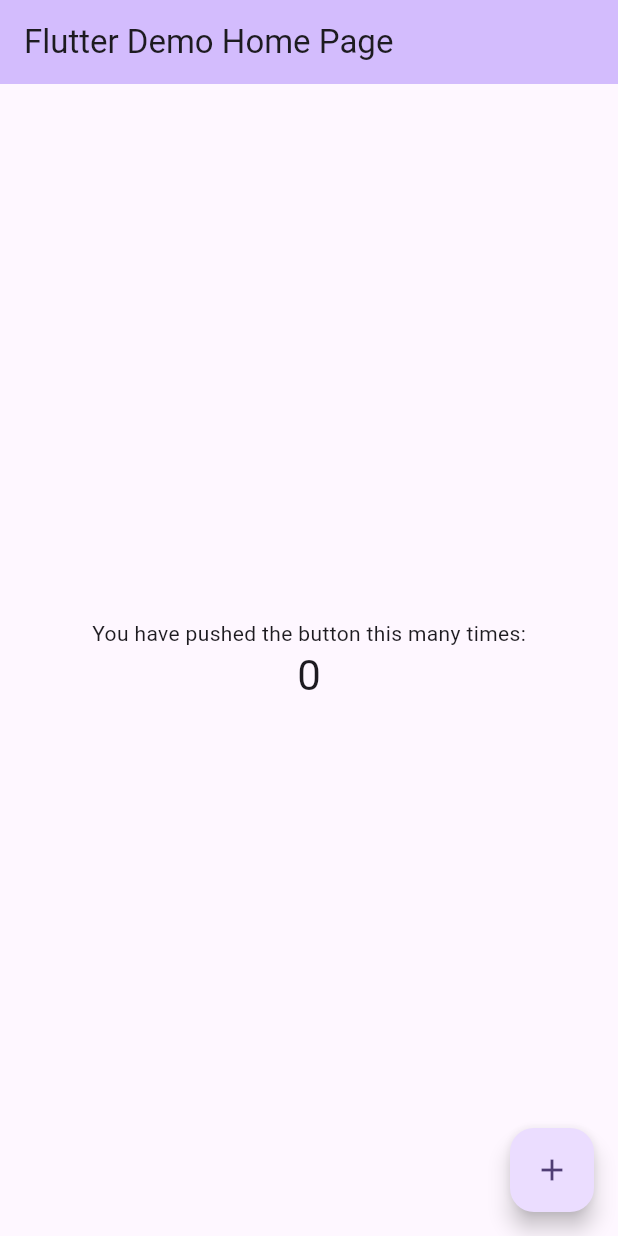
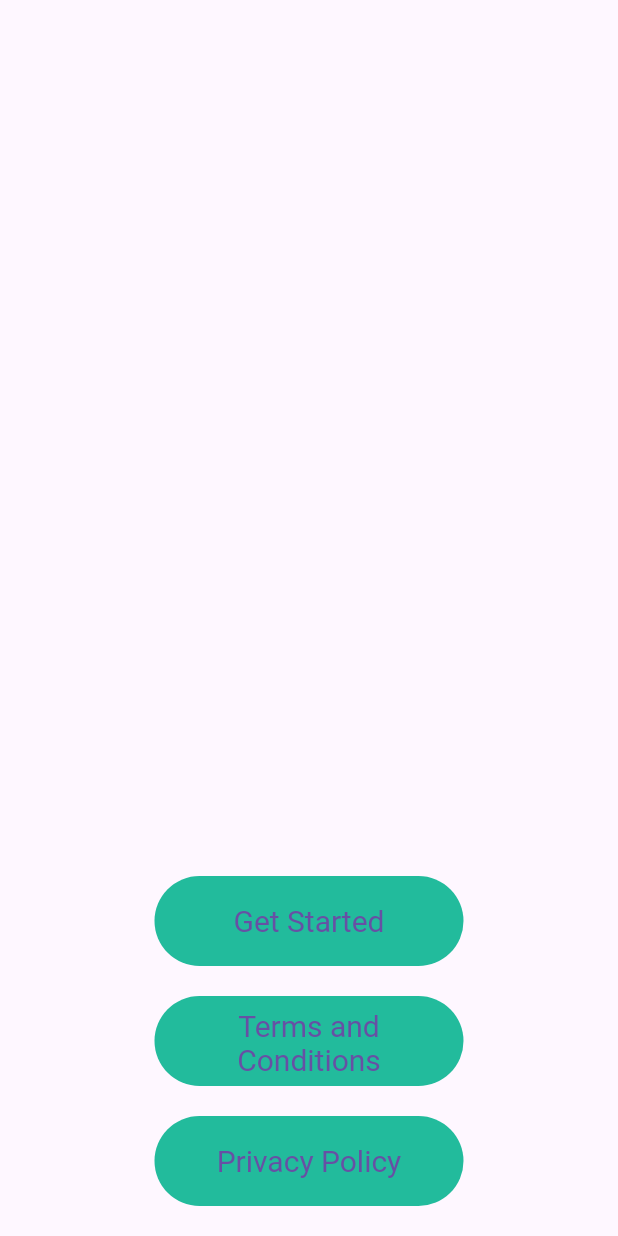
Before and after one commit to RinaZavr/transport, a Flutter app: the screen it shows after launch, on a phone screen of 412 x 824 dp. Run offline on Flutter 3.47's test engine with Material 3 defaults, Android fonts, the phone set to English and light mode, and no system bars; our stand-ins replace animated_splash_screen.

Commit message:
Added splashscreen and auth

```diff
--- a/lib/main.dart
+++ b/lib/main.dart
@@ -1,4 +1,6 @@
+import 'package:animated_splash_screen/animated_splash_screen.dart';
 import 'package:flutter/material.dart';
+import 'package:transport/ui/auth/screens/auth_screen.dart';
 
 void main() {
   runApp(const MyApp());
@@ -7,119 +9,32 @@
 class MyApp extends StatelessWidget {
   const MyApp({super.key});
 
-  // This widget is the root of your application.
   @override
   Widget build(BuildContext context) {
     return MaterialApp(
-      title: 'Flutter Demo',
       theme: ThemeData(
-        // This is the theme of your application.
-        //
-        // TRY THIS: Try running your application with "flutter run". You'll see
-        // the application has a purple toolbar. Then, without quitting the app,
-        // try changing the seedColor in the colorScheme below to Colors.green
-        // and then invoke "hot reload" (save your changes or press the "hot
-        // reload" button in a Flutter-supported IDE, or press "r" if you used
-        // the command line to start the app).
-        //
-        // Notice that the counter didn't reset back to zero; the application
-        // state is not lost during the reload. To reset the state, use hot
-        // restart instead.
-        //
-        // This works for code too, not just values: Most code changes can be
-        // tested with just a hot reload.
-        colorScheme: ColorScheme.fromSeed(seedColor: Colors.deepPurple),
-        useMaterial3: true,
+        textTheme: TextTheme(
+        ),
+        textButtonTheme: TextButtonThemeData(
+          style: TextButton.styleFrom(
+            fixedSize: Size(MediaQuery.of(context).size.width / 2, 60),
+            alignment: Alignment.center,
+            backgroundColor: Color(0xFF22BB9C),
+            textStyle: TextStyle(
+              inherit: false,
+              fontSize: 20,
+              color: Colors.white,
+            ),
+          ),
+        ),
+        primaryColor: const Color(0xFF22BB9C),
       ),
-      home: const MyHomePage(title: 'Flutter Demo Home Page'),
+      home: AnimatedSplashScreen(
+        backgroundColor: const Color(0xFF22BB9C),
+        duration: 1000,
+        splash: const Icon(Icons.travel_explore_rounded, size: 100,),
+        nextScreen: const AuthScreen(),
+      ),
     );
   }
 }
-
-class MyHomePage extends StatefulWidget {
-  const MyHomePage({super.key, required this.title});
-
-  // This widget is the home page of your application. It is stateful, meaning
-  // that it has a State object (defined below) that contains fields that affect
-  // how it looks.
-
-  // This class is the configuration for the state. It holds the values (in this
-  // case the title) provided by the parent (in this case the App widget) and
-  // used by the build method of the State. Fields in a Widget subclass are
-  // always marked "final".
-
-  final String title;
-
-  @override
-  State<MyHomePage> createState() => _MyHomePageState();
-}
-
-class _MyHomePageState extends State<MyHomePage> {
-  int _counter = 0;
-
-  void _incrementCounter() {
-    setState(() {
-      // This call to setState tells the Flutter framework that something has
-      // changed in this State, which causes it to rerun the build method below
-      // so that the display can reflect the updated values. If we changed
-      // _counter without calling setState(), then the build method would not be
-      // called again, and so nothing would appear to happen.
-      _counter++;
-    });
-  }
-
-  @override
-  Widget build(BuildContext context) {
-    // This method is rerun every time setState is called, for instance as done
-    // by the _incrementCounter method above.
-    //
-    // The Flutter framework has been optimized to make rerunning build methods
-    // fast, so that you can just rebuild anything that needs updating rather
-    // than having to individually change instances of widgets.
-    return Scaffold(
-      appBar: AppBar(
-        // TRY THIS: Try changing the color here to a specific color (to
-        // Colors.amber, perhaps?) and trigger a hot reload to see the AppBar
-        // change color while the other colors stay the same.
-        backgroundColor: Theme.of(context).colorScheme.inversePrimary,
-        // Here we take the value from the MyHomePage object that was created by
-        // the App.build method, and use it to set our appbar title.
-        title: Text(widget.title),
-      ),
-      body: Center(
-        // Center is a layout widget. It takes a single child and positions it
-        // in the middle of the parent.
-        child: Column(
-          // Column is also a layout widget. It takes a list of children and
-          // arranges them vertically. By default, it sizes itself to fit its
-          // children horizontally, and tries to be as tall as its parent.
-          //
-          // Column has various properties to control how it sizes itself and
-          // how it positions its children. Here we use mainAxisAlignment to
-          // center the children vertically; the main axis here is the vertical
-          // axis because Columns are vertical (the cross axis would be
-          // horizontal).
-          //
-          // TRY THIS: Invoke "debug painting" (choose the "Toggle Debug Paint"
-          // action in the IDE, or press "p" in the console), to see the
-          // wireframe for each widget.
-          mainAxisAlignment: MainAxisAlignment.center,
-          children: <Widget>[
-            const Text(
-              'You have pushed the button this many times:',
-            ),
-            Text(
-              '$_counter',
-              style: Theme.of(context).textTheme.headlineMedium,
-            ),
-          ],
-        ),
-      ),
-      floatingActionButton: FloatingActionButton(
-        onPressed: _incrementCounter,
-        tooltip: 'Increment',
-        child: const Icon(Icons.add),
-      ), // This trailing comma makes auto-formatting nicer for build methods.
-    );
-  }
-}
--- /dev/null
+++ b/lib/ui/auth/screens/auth_screen.dart
@@ -0,0 +1,57 @@
+import 'package:flutter/material.dart';
+import 'package:transport/ui/travels/screens/travels_screen.dart';
+
+class AuthScreen extends StatelessWidget {
+  const AuthScreen({super.key});
+
+  @override
+  Widget build(BuildContext context) {
+    return Scaffold(
+      body: Center(
+        child: Column(
+          mainAxisAlignment: MainAxisAlignment.end,
+          children: [
+            TextButton(
+              onPressed: () {
+                Navigator.push(
+                  context,
+                  MaterialPageRoute(
+                    builder: (_) => const TravelsScreen(),
+                  ),
+                );
+              },
+              style: TextButton.styleFrom(),
+              child: const Text(
+                'Get Started',
+                textAlign: TextAlign.center,
+              ),
+            ),
+            const SizedBox(
+              height: 20,
+            ),
+            TextButton(
+              onPressed: () {},
+              child: const Text(
+                'Terms and Conditions',
+                textAlign: TextAlign.center,
+              ),
+            ),
+            const SizedBox(
+              height: 20,
+            ),
+            TextButton(
+              onPressed: () {},
+              child: const Text(
+                'Privacy Policy',
+                textAlign: TextAlign.center,
+              ),
+            ),
+            const SizedBox(
+              height: 20,
+            ),
+          ],
+        ),
+      ),
+    );
+  }
+}
--- /dev/null
+++ b/lib/ui/travels/screens/travels_screen.dart
@@ -0,0 +1,29 @@
+import 'package:flutter/material.dart';
+
+class TravelsScreen extends StatefulWidget {
+  const TravelsScreen({super.key});
+
+  @override
+  State<TravelsScreen> createState() => _TravelsScreenState();
+}
+
+class _TravelsScreenState extends State<TravelsScreen> {
+  @override
+  Widget build(BuildContext context) {
+    return Scaffold(
+      appBar: AppBar(
+        title: const Text('Автобусы'),
+        centerTitle: true,
+        leading: IconButton(
+          onPressed: () => Navigator.pop(context),
+          icon: Icon(Icons.arrow_back_ios_new_rounded,),
+        ),
+      ),
+      body: const CustomScrollView(
+        slivers: [
+
+        ],
+      ),
+    );
+  }
+}
--- a/pubspec.yaml
+++ b/pubspec.yaml
@@ -35,6 +35,7 @@ dependencies:
   # The following adds the Cupertino Icons font to your application.
   # Use with the CupertinoIcons class for iOS style icons.
   cupertino_icons: ^1.0.2
+  animated_splash_screen: ^1.3.0
 
 dev_dependencies:
   flutter_test:
```
